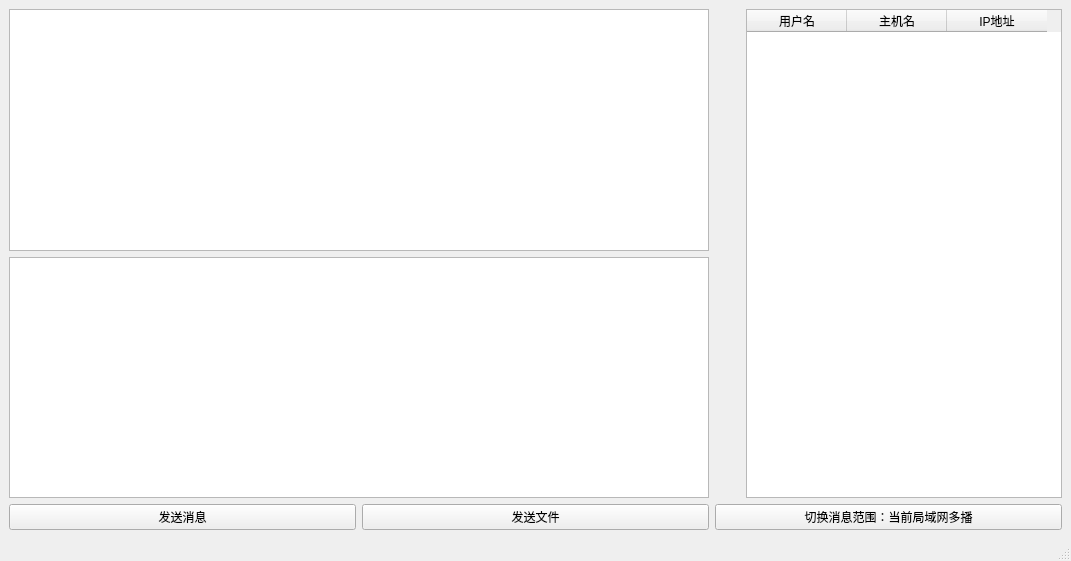
Above: chatroom.ui from WuShFeng/LanChatRoom before the change. Below: the same form after it.
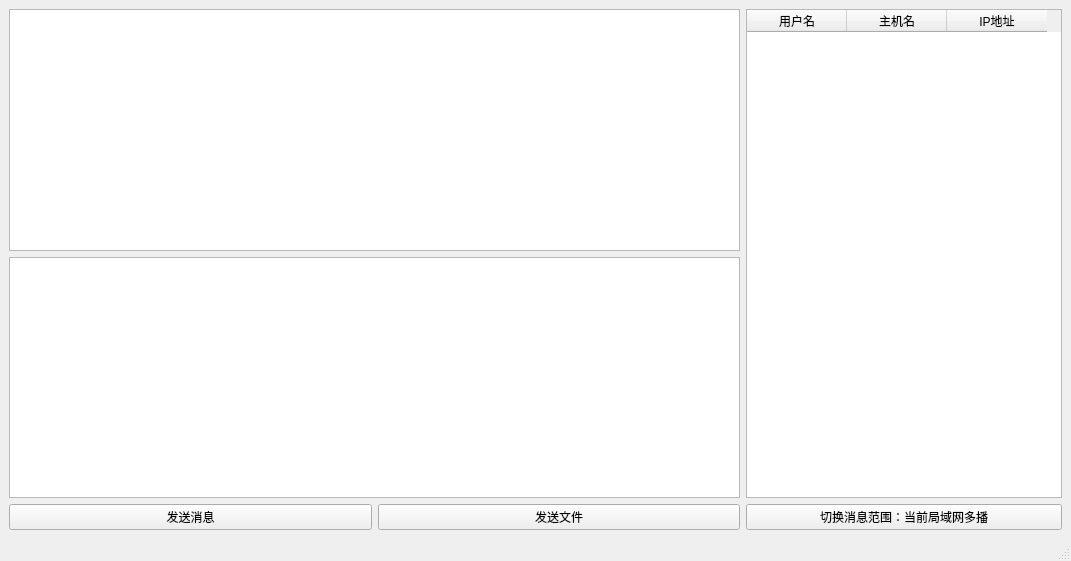
That is the form after the change.

```diff
--- a/chatroom.ui
+++ b/chatroom.ui
@@ -15,24 +15,37 @@
   </property>
   <widget class="QWidget" name="centralwidget">
    <layout class="QGridLayout" name="gridLayout">
-    <item row="1" column="0" colspan="2">
+    <item row="0" column="0">
+     <layout class="QVBoxLayout" name="verticalLayout_2">
+      <item>
+       <widget class="QTextBrowser" name="messageTextBrowser"/>
+      </item>
+      <item>
      <widget class="QTextEdit" name="messageTextEdit"/>
     </item>
-    <item row="2" column="0">
+      <item>
+       <layout class="QHBoxLayout" name="horizontalLayout">
+        <item>
      <widget class="QPushButton" name="sendMessageButton">
       <property name="text">
        <string>发送消息</string>
       </property>
      </widget>
     </item>
-    <item row="2" column="1">
+        <item>
      <widget class="QPushButton" name="sendFileButton">
       <property name="text">
        <string>发送文件</string>
       </property>
      </widget>
     </item>
-    <item row="0" column="2" rowspan="2" alignment="Qt::AlignRight">
+       </layout>
+      </item>
+     </layout>
+    </item>
+    <item row="0" column="1">
+     <layout class="QVBoxLayout" name="verticalLayout">
+      <item alignment="Qt::AlignRight">
      <widget class="QTableWidget" name="userTableWidget">
       <property name="sizeAdjustPolicy">
        <enum>QAbstractScrollArea::AdjustToContents</enum>
@@ -60,15 +73,14 @@
       </column>
      </widget>
     </item>
-    <item row="0" column="0" colspan="2">
-     <widget class="QTextBrowser" name="messageTextBrowser"/>
-    </item>
-    <item row="2" column="2">
+      <item>
      <widget class="QPushButton" name="switchCastTypeButton">
       <property name="text">
        <string>切换消息范围：当前局域网多播</string>
       </property>
      </widget>
+      </item>
+     </layout>
     </item>
    </layout>
   </widget>
```
Left out of the diff: 36 changed lines with no effect on the pictures. Lines whose indentation alone changed are shown as unchanged.
